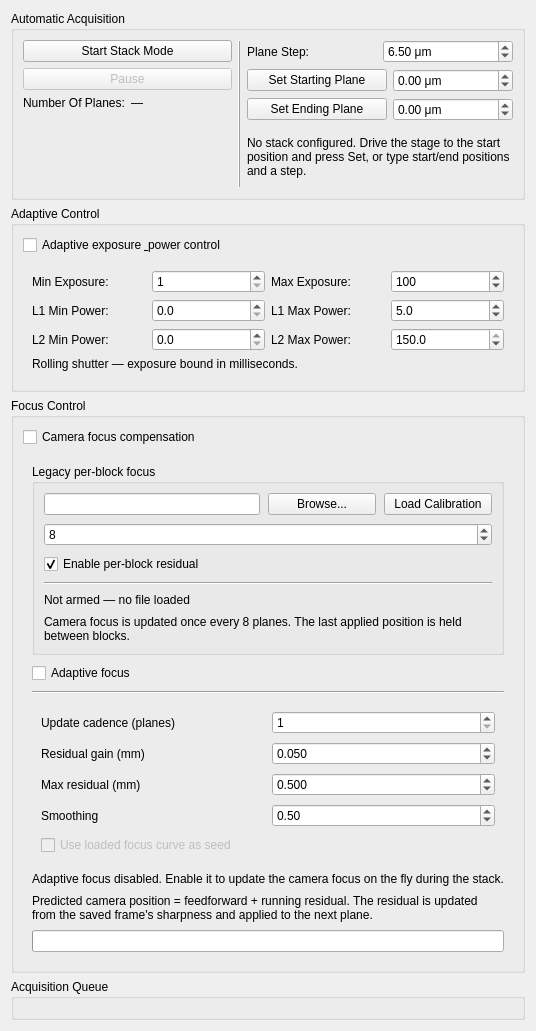
This is lightsheet/gui/panels/ui_stack_panel.ui in LIOMLab/lightsheet as Qt 5 draws it before an edit. The edited form follows.
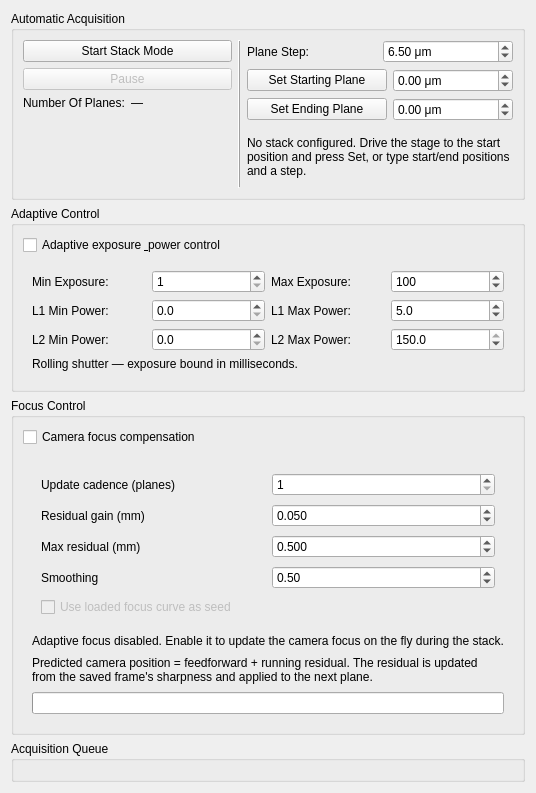
This is the edited form. Custom widgets are drawn as their Qt base class.

Commit message:
gui(stack): remove legacy per-block focus controls
Delete the "Legacy per-block focus" group from the stack panel and
collapses the redundant "Adaptive focus" checkbox into the master
"Camera focus compensation" toggle. The legacy curve loader, block-size
spinbox, and residual checkbox are gone; the panel now exposes only the
per-plane adaptive autofocus configuration.

Update the generated ui_stack_panel.py, field spec table, and focus UI
tests to match the simplified widget tree.

Patch:
```diff
--- a/lightsheet/gui/panels/ui_stack_panel.ui
+++ b/lightsheet/gui/panels/ui_stack_panel.ui
@@ -563,122 +563,7 @@
          <property name="spacing">
           <number>8</number>
          </property>
-         <item row="0" column="0" colspan="4">
-          <widget class="QGroupBox" name="groupBox_legacyFocus">
-           <property name="title">
-            <string>Legacy per-block focus</string>
-           </property>
-           <layout class="QGridLayout" name="gridLayout_legacyFocus">
-            <property name="spacing">
-             <number>8</number>
-            </property>
-            <item row="0" column="0" colspan="2">
-             <widget class="QLineEdit" name="lineEdit_focusCurvePath">
-              <property name="toolTip">
-               <string>Absolute or relative path to the JSON focus calibration file.</string>
-              </property>
-             </widget>
-            </item>
-            <item row="0" column="2">
-             <widget class="QPushButton" name="pushButton_focusBrowse">
-              <property name="text">
-               <string>Browse...</string>
-              </property>
-             </widget>
-            </item>
-            <item row="0" column="3">
-             <widget class="QPushButton" name="pushButton_focusLoad">
-              <property name="text">
-               <string>Load Calibration</string>
-              </property>
-             </widget>
-            </item>
-            <item row="1" column="0" colspan="4">
-             <widget class="FieldSpecSpinBox" name="doubleSpinBox_focusBlockSize">
-              <property name="toolTip">
-               <string>Number of planes between camera focus updates. The last applied position is held between blocks.</string>
-              </property>
-              <property name="decimals">
-               <number>0</number>
-              </property>
-              <property name="minimum">
-               <double>1.000000000000000</double>
-              </property>
-              <property name="maximum">
-               <double>100.000000000000000</double>
-              </property>
-              <property name="singleStep">
-               <double>1.000000000000000</double>
-              </property>
-              <property name="value">
-               <double>8.000000000000000</double>
-              </property>
-             </widget>
-            </item>
-            <item row="2" column="0" colspan="4">
-             <widget class="QCheckBox" name="checkBox_focusAutofocusResidual">
-              <property name="toolTip">
-               <string>Enable per-block sharpness-based residual correction on top of the feedforward calibration curve.</string>
-              </property>
-              <property name="text">
-               <string>Enable per-block residual</string>
-              </property>
-              <property name="checked">
-               <bool>true</bool>
-              </property>
-             </widget>
-            </item>
-            <item row="3" column="0" colspan="4">
-             <widget class="QFrame" name="line_focusResidualSeparator">
-              <property name="frameShape">
-               <enum>QFrame::HLine</enum>
-              </property>
-              <property name="frameShadow">
-               <enum>QFrame::Sunken</enum>
-              </property>
-             </widget>
-            </item>
-            <item row="4" column="0" colspan="4">
-             <widget class="QLabel" name="label_focusStatus">
-              <property name="text">
-               <string>Not armed — no file loaded</string>
-              </property>
-             </widget>
-            </item>
-            <item row="5" column="0" colspan="4">
-             <widget class="QLabel" name="label_focusBlockHint">
-              <property name="text">
-               <string>Camera focus is updated once every 8 planes. The last applied position is held between blocks.</string>
-              </property>
-              <property name="wordWrap">
-               <bool>true</bool>
-              </property>
-             </widget>
-            </item>
-           </layout>
-          </widget>
-         </item>
-        <item row="1" column="0" colspan="4">
-         <widget class="QCheckBox" name="checkBox_adaptiveAutofocus">
-          <property name="toolTip">
-           <string>Enable per-plane adaptive autofocus to update camera focus during the stack.</string>
-          </property>
-          <property name="text">
-           <string>Adaptive focus</string>
-          </property>
-         </widget>
-        </item>
-        <item row="2" column="0" colspan="4">
-         <widget class="QFrame" name="line_autofocusSeparator">
-          <property name="frameShape">
-           <enum>QFrame::HLine</enum>
-          </property>
-          <property name="frameShadow">
-           <enum>QFrame::Sunken</enum>
-          </property>
-         </widget>
-        </item>
-        <item row="3" column="0" colspan="4">
+        <item row="0" column="0" colspan="4">
          <widget class="QWidget" name="widget_adaptiveAutofocusFields">
           <property name="visible">
            <bool>false</bool>
@@ -807,14 +692,14 @@
           </layout>
          </widget>
         </item>
-        <item row="4" column="0" colspan="4">
+        <item row="1" column="0" colspan="4">
          <widget class="QLabel" name="label_autofocusStatus">
           <property name="text">
            <string>Adaptive focus disabled. Enable it to update the camera focus on the fly during the stack.</string>
           </property>
          </widget>
         </item>
-        <item row="5" column="0" colspan="4">
+        <item row="2" column="0" colspan="4">
          <widget class="QLabel" name="label_autofocusHint">
           <property name="text">
            <string>Predicted camera position = feedforward + running residual. The residual is updated from the saved frame's sharpness and applied to the next plane.</string>
@@ -824,7 +709,7 @@
           </property>
          </widget>
         </item>
-        <item row="6" column="0" colspan="4">
+        <item row="3" column="0" colspan="4">
          <widget class="QProgressBar" name="progressBar_autofocus">
           <property name="visible">
            <bool>false</bool>
```
Left out of the diff: 2 changed lines with no effect on the pictures. The commit also changes 7 other files.
